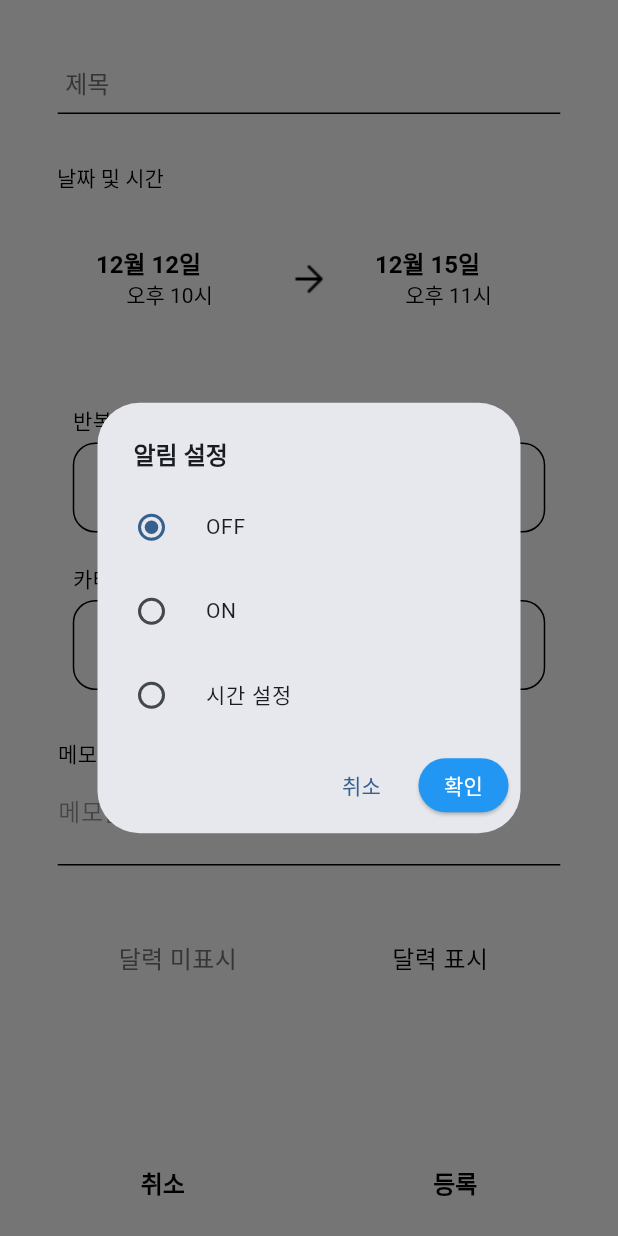
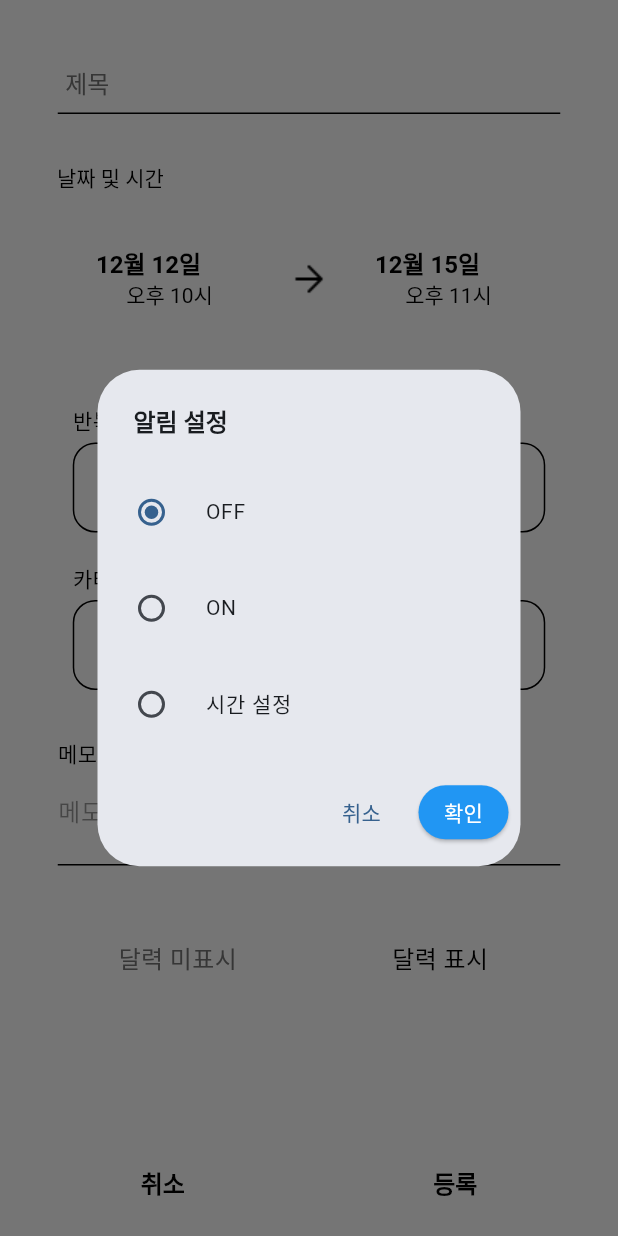
Before and after one commit to woodool/scheduleapp, a Flutter app: the AddSchedulePage screen opened directly, after a tap on "OFF", on a phone screen of 412 x 824 dp. Run offline on Flutter 3.47's test engine with Material 3 defaults, Android fonts, the phone set to English and light mode, and no system bars; Roboto replaces fonts that are missing (Pretendard).

Commit message:
알림설정5

```diff
--- a/schedule/lib/features/schedule/presentation/widgets/notification_setting_box.dart
+++ b/schedule/lib/features/schedule/presentation/widgets/notification_setting_box.dart
@@ -50,7 +50,7 @@ class NotificationSettingBox extends StatelessWidget {
               fontWeight: FontWeight.bold,
             ),
           ),
-          contentPadding: const EdgeInsets.fromLTRB(16, 8, 16, 8),
+          contentPadding: const EdgeInsets.fromLTRB(16, 16, 16, 16),
           content: StatefulBuilder(
             builder: (context, setState) {
               return Container(
@@ -62,7 +62,7 @@ class NotificationSettingBox extends StatelessWidget {
                       title: const Text('OFF', style: TextStyle(fontSize: 14)),
                       value: NotificationType.none,
                       groupValue: tempType,
-                      contentPadding: EdgeInsets.zero,
+                      contentPadding: const EdgeInsets.symmetric(vertical: 4),
                       onChanged: (value) {
                         setState(() {
                           tempType = value!;
@@ -73,7 +73,7 @@ class NotificationSettingBox extends StatelessWidget {
                       title: const Text('ON', style: TextStyle(fontSize: 14)),
                       value: NotificationType.on,
                       groupValue: tempType,
-                      contentPadding: EdgeInsets.zero,
+                      contentPadding: const EdgeInsets.symmetric(vertical: 4),
                       onChanged: (value) {
                         setState(() {
                           tempType = value!;
@@ -84,7 +84,7 @@ class NotificationSettingBox extends StatelessWidget {
                       title: const Text('시간 설정', style: TextStyle(fontSize: 14)),
                       value: NotificationType.custom,
                       groupValue: tempType,
-                      contentPadding: EdgeInsets.zero,
+                      contentPadding: const EdgeInsets.symmetric(vertical: 4),
                       onChanged: (value) {
                         setState(() {
                           tempType = value!;
@@ -93,7 +93,7 @@ class NotificationSettingBox extends StatelessWidget {
                     ),
                     if (tempType == NotificationType.custom)
                       Padding(
-                        padding: const EdgeInsets.only(left: 16.0, top: 8.0),
+                        padding: const EdgeInsets.only(left: 16.0, top: 12.0, bottom: 8.0),
                         child: Row(
                           children: [
                             const Text('알림 시간: ', style: TextStyle(fontSize: 14)),
@@ -166,7 +166,7 @@ class NotificationSettingBox extends StatelessWidget {
               );
             },
           ),
-          actionsPadding: const EdgeInsets.fromLTRB(8, 0, 8, 8),
+          actionsPadding: const EdgeInsets.fromLTRB(8, 0, 8, 12),
           actions: [
             TextButton(
               onPressed: () {
```
